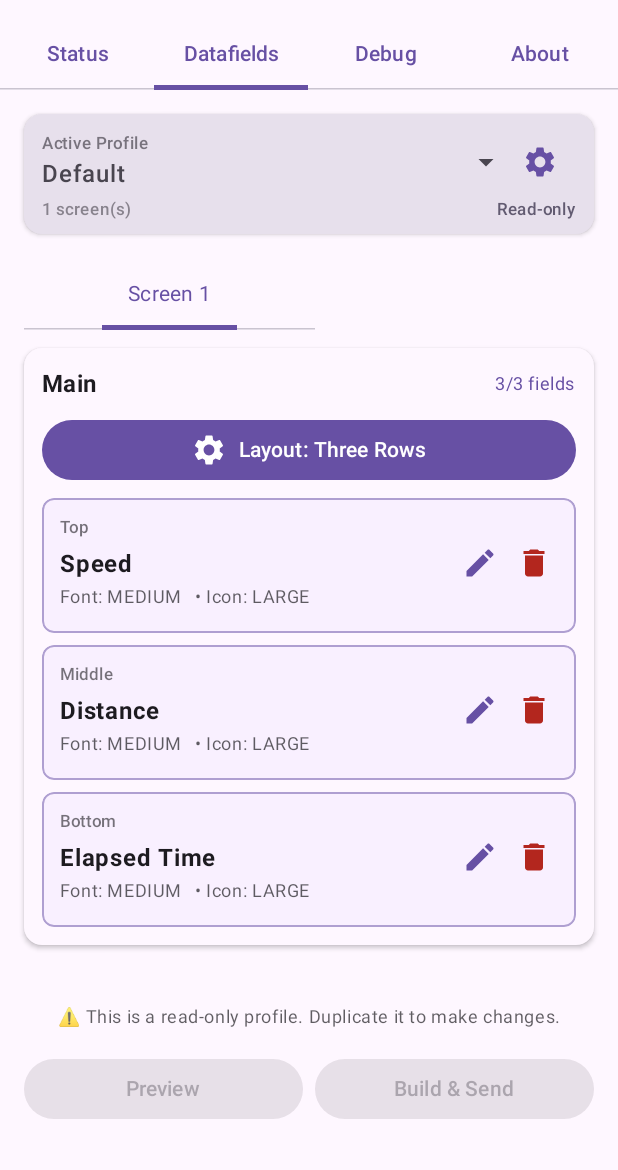
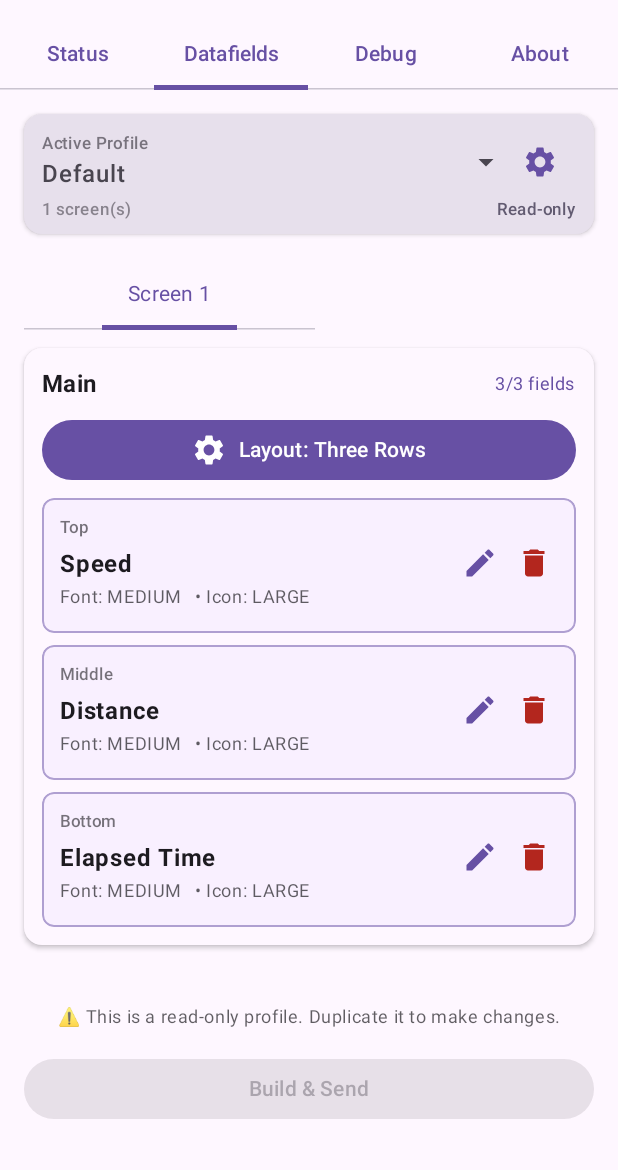
Before and after one commit to kemaMartinsson/k2-look, an Android app built with Jetpack Compose: the screen it shows after launch (MainActivity), tab 2 chosen, on a phone screen of 412 x 824 dp, the part 66-1236 px from its top. Run offline under Robolectric (Android 15) with nearby library versions, the phone set to English and light mode, and no system bars; our stand-ins replace Timber, Volley; 8 statements that could not run were skipped.

Commit message:
Moving preview to future update

```diff
--- a/app/src/main/kotlin/com/kema/k2look/screens/DataFieldBuilderTab.kt
+++ b/app/src/main/kotlin/com/kema/k2look/screens/DataFieldBuilderTab.kt
@@ -289,6 +289,9 @@ fun DataFieldBuilderTab(
                 modifier = Modifier.fillMaxWidth(),
                 horizontalArrangement = Arrangement.spacedBy(8.dp)
             ) {
+                // Preview button - Commented out, moved to future updates
+                // See docs/Future-Updates.md for implementation plan
+                /*
                 Button(
                     onClick = { /* TODO: Preview on glasses */ },
                     modifier = Modifier.weight(1f),
@@ -296,9 +299,10 @@ fun DataFieldBuilderTab(
                 ) {
                     Text("Preview")
                 }
+                */
                 Button(
                     onClick = { /* TODO: Build & Send to Glasses */ },
-                    modifier = Modifier.weight(1f),
+                    modifier = Modifier.fillMaxWidth(), // Changed from weight(1f) since it's now the only button
                     enabled = false
                 ) {
                     Text("Build & Send")
```
Also changed, not shown: 1 other file.
